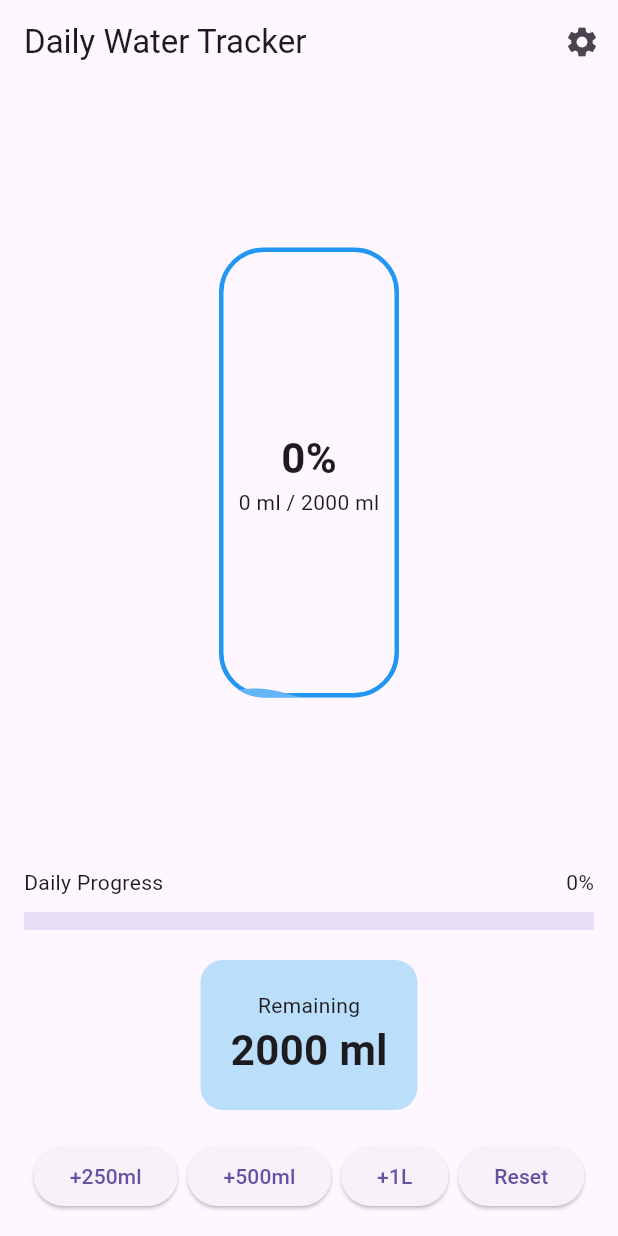
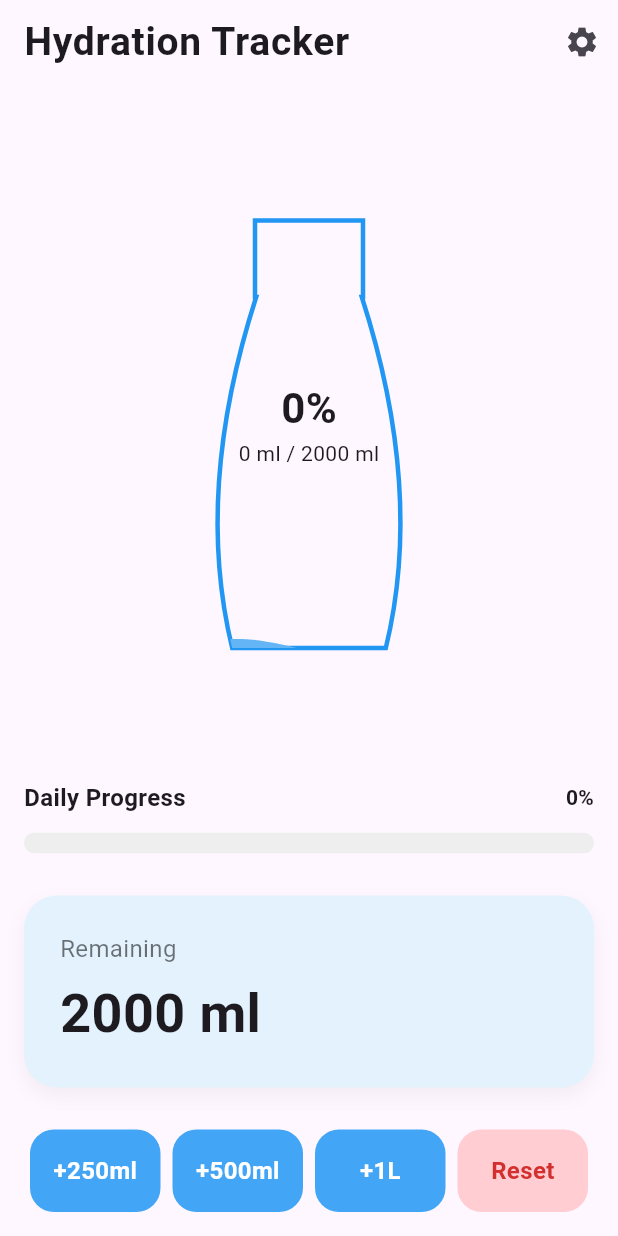
Before and after one commit to yxshxsmv/Daily-Hydration-tracker, a Flutter app: the screen it shows after launch, after a tap on "2000 ml", on a phone screen of 412 x 824 dp. Run offline on Flutter 3.47's test engine with Material 3 defaults, Android fonts, the phone set to English and light mode, and no system bars; our stand-ins replace shared_preferences.

Commit message:
improved ui and functional settings

```diff
--- a/lib/main.dart
+++ b/lib/main.dart
@@ -23,18 +23,34 @@ class MyApp extends StatelessWidget {
   @override
   Widget build(BuildContext context) {
 
+    return FutureBuilder(
+      future: SharedPreferences.getInstance(),
+      builder: (context, snapshot) {
+
+        if (!snapshot.hasData) {
+          return const SizedBox();
+        }
+
+        final prefs = snapshot.data!;
+        bool darkMode = prefs.getBool("darkMode") ?? false;
+
         return MaterialApp(
 
           debugShowCheckedModeBanner: false,
 
+          theme: ThemeData.light(),
+
+          darkTheme: ThemeData.dark(),
+
+          themeMode:
+          darkMode ? ThemeMode.dark : ThemeMode.light,
+
           home: FutureBuilder(
-
             future: goalExists(),
-
             builder: (context, snapshot) {
 
               if (!snapshot.hasData) {
-            return Scaffold(
+                return const Scaffold(
                   body: Center(
                     child: CircularProgressIndicator(),
                   ),
@@ -42,15 +58,15 @@ class MyApp extends StatelessWidget {
               }
 
               if (snapshot.data == true) {
-            return HomeScreen();
+                return const HomeScreen();
               }
 
               return GoalScreen();
 
             },
-
           ),
-
+        );
+      },
     );
 
   }
--- a/lib/screens/home_screen.dart
+++ b/lib/screens/home_screen.dart
@@ -1,6 +1,7 @@
 import 'package:shared_preferences/shared_preferences.dart';
 import 'package:flutter/material.dart';
 import '../widgets/bottle_widget.dart';
+import 'settings_screen.dart';
 
 class HomeScreen extends StatefulWidget {
   const HomeScreen({super.key});
@@ -63,14 +64,35 @@ class _HomeScreenState extends State<HomeScreen> {
 
     return Scaffold(
       appBar: AppBar(
-        title: const Text("Daily Water Tracker"),
+        title: const Text(
+          "Hydration Tracker",
+          style: TextStyle(
+            fontWeight: FontWeight.bold,
+            fontSize: 26,
+            letterSpacing: 0.5,
+          ),
+        ),
+        centerTitle: false,
         backgroundColor: Colors.transparent,
         elevation: 0,
         actions: [
           IconButton(
             icon: const Icon(Icons.settings),
-            onPressed: () {},
-          )
+            onPressed: () async {
+
+              final updated = await Navigator.push(
+                context,
+                MaterialPageRoute(
+                  builder: (_) => const SettingsScreen(),
+                ),
+              );
+
+              if (updated == true) {
+                loadSavedData();
+              }
+
+            },
+          ),
         ],
       ),
 
@@ -104,15 +126,15 @@ class _HomeScreenState extends State<HomeScreen> {
           ),
         ),
 
-        const SizedBox(height: 20),
+        const SizedBox(height: 28),
 
         progressBar(progress),
 
-        const SizedBox(height: 20),
+        const SizedBox(height: 28),
 
         remainingCard(),
 
-        const SizedBox(height: 20),
+        const SizedBox(height: 28),
 
         intakeButtons(),
       ],
@@ -158,24 +180,41 @@ class _HomeScreenState extends State<HomeScreen> {
   Widget progressBar(double progress) {
 
     return Column(
+      crossAxisAlignment: CrossAxisAlignment.start,
       children: [
 
         Row(
           mainAxisAlignment: MainAxisAlignment.spaceBetween,
           children: [
 
-            const Text("Daily Progress"),
+            const Text(
+              "Daily Progress",
+              style: TextStyle(
+                fontSize: 16,
+                fontWeight: FontWeight.w600,
+              ),
+            ),
 
-            Text("${(progress * 100).toInt()}%"),
+            Text(
+              "${(progress * 100).toInt()}%",
+              style: const TextStyle(
+                fontWeight: FontWeight.bold,
+              ),
+            ),
 
           ],
         ),
 
-        const SizedBox(height: 10),
+        const SizedBox(height: 12),
 
-        LinearProgressIndicator(
-          value: progress,
-          minHeight: 12,
+        ClipRRect(
+          borderRadius: BorderRadius.circular(10),
+          child: LinearProgressIndicator(
+            value: progress,
+            minHeight: 14,
+            backgroundColor: Colors.grey.shade200,
+            color: Colors.blue.shade400,
+          ),
         ),
 
       ],
@@ -187,20 +226,37 @@ class _HomeScreenState extends State<HomeScreen> {
     int remaining = goal - consumed;
 
     return Container(
-      padding: const EdgeInsets.all(20),
+      width: double.infinity,
+      padding: const EdgeInsets.all(24),
       decoration: BoxDecoration(
-        color: Colors.blue.shade100,
-        borderRadius: BorderRadius.circular(15),
+        color: Colors.blue.shade50,
+        borderRadius: BorderRadius.circular(22),
+        boxShadow: [
+          BoxShadow(
+            color: Colors.black.withOpacity(0.05),
+            blurRadius: 10,
+            offset: const Offset(0, 5),
+          )
+        ],
       ),
       child: Column(
+        crossAxisAlignment: CrossAxisAlignment.start,
         children: [
 
-          const Text("Remaining"),
+          const Text(
+            "Remaining",
+            style: TextStyle(
+              fontSize: 16,
+              color: Colors.black54,
+            ),
+          ),
+
+          const SizedBox(height: 6),
 
           Text(
             "$remaining ml",
             style: const TextStyle(
-              fontSize: 28,
+              fontSize: 36,
               fontWeight: FontWeight.bold,
             ),
           )
@@ -213,31 +269,54 @@ class _HomeScreenState extends State<HomeScreen> {
   Widget intakeButtons() {
 
     return Row(
-      mainAxisAlignment: MainAxisAlignment.spaceEvenly,
+      mainAxisAlignment: MainAxisAlignment.spaceBetween,
       children: [
 
-        ElevatedButton(
-          onPressed: () => addWater(250),
-          child: const Text("+250ml"),
-        ),
-
-        ElevatedButton(
-          onPressed: () => addWater(500),
-          child: const Text("+500ml"),
-        ),
-
-        ElevatedButton(
-          onPressed: () => addWater(1000),
-          child: const Text("+1L"),
-        ),
-
-        ElevatedButton(
-          onPressed: resetWater,
-          child: const Text("Reset"),
-        ),
+        intakeButton("+250ml", () => addWater(250)),
+        intakeButton("+500ml", () => addWater(500)),
+        intakeButton("+1L", () => addWater(1000)),
+        intakeButton("Reset", resetWater, isReset: true),
 
       ],
     );
   }
 
+  Widget intakeButton(
+      String label,
+      VoidCallback onTap,
+      {bool isReset = false}
+      ) {
+
+    return Expanded(
+      child: Padding(
+        padding: const EdgeInsets.symmetric(horizontal: 4),
+        child: GestureDetector(
+          onTap: onTap,
+          child: AnimatedContainer(
+            duration: const Duration(milliseconds: 150),
+            height: 55,
+            decoration: BoxDecoration(
+              color: isReset
+                  ? Colors.red.shade100
+                  : Colors.blue.shade400,
+              borderRadius: BorderRadius.circular(16),
+            ),
+            child: Center(
+              child: Text(
+                label,
+                style: TextStyle(
+                  color: isReset
+                      ? Colors.red.shade700
+                      : Colors.white,
+                  fontWeight: FontWeight.bold,
+                  fontSize: 16,
+                ),
+              ),
+            ),
+          ),
+        ),
+      ),
+    );
+  }
+
 }
--- /dev/null
+++ b/lib/screens/settings_screen.dart
@@ -0,0 +1,92 @@
+import 'package:flutter/material.dart';
+import 'package:shared_preferences/shared_preferences.dart';
+
+class SettingsScreen extends StatefulWidget {
+  const SettingsScreen({super.key});
+
+  @override
+  State<SettingsScreen> createState() => _SettingsScreenState();
+}
+
+class _SettingsScreenState extends State<SettingsScreen> {
+
+  final TextEditingController goalController =
+  TextEditingController();
+
+  bool darkMode = false;
+
+  @override
+  void initState() {
+    super.initState();
+    loadSettings();
+  }
+
+  Future<void> loadSettings() async {
+
+    final prefs = await SharedPreferences.getInstance();
+
+    goalController.text =
+        (prefs.getInt("goal") ?? 2500).toString();
+
+    darkMode = prefs.getBool("darkMode") ?? false;
+
+    setState(() {});
+  }
+
+  Future<void> saveSettings() async {
+
+    final prefs = await SharedPreferences.getInstance();
+
+    await prefs.setInt(
+      "goal",
+      int.parse(goalController.text),
+    );
+
+    await prefs.setBool("darkMode", darkMode);
+
+    Navigator.pop(context, true);
+  }
+
+  @override
+  Widget build(BuildContext context) {
+
+    return Scaffold(
+      appBar: AppBar(title: const Text("Settings")),
+      body: Padding(
+        padding: const EdgeInsets.all(20),
+        child: Column(
+          children: [
+
+            TextField(
+              controller: goalController,
+              keyboardType: TextInputType.number,
+              decoration: const InputDecoration(
+                labelText: "Daily Goal (ml)",
+              ),
+            ),
+
+            const SizedBox(height: 20),
+
+            SwitchListTile(
+              title: const Text("Dark Mode"),
+              value: darkMode,
+              onChanged: (value) {
+                setState(() {
+                  darkMode = value;
+                });
+              },
+            ),
+
+            const SizedBox(height: 20),
+
+            ElevatedButton(
+              onPressed: saveSettings,
+              child: const Text("Save"),
+            )
+
+          ],
+        ),
+      ),
+    );
+  }
+}
--- a/lib/widgets/bottle_widget.dart
+++ b/lib/widgets/bottle_widget.dart
@@ -61,22 +61,15 @@ class _BottleWidgetState extends State<BottleWidget>
         alignment: Alignment.center,
         children: [
 
-          Container(
-            width: 120,
-            height: 300,
-            decoration: BoxDecoration(
-              borderRadius: BorderRadius.circular(30),
-              border: Border.all(
-                color: Colors.blue,
-                width: 3,
-              ),
-            ),
+          CustomPaint(
+            size: const Size(160, 300),
+            painter: BottleOutlinePainter(),
           ),
 
-          ClipRRect(
-            borderRadius: BorderRadius.circular(30),
+          ClipPath(
+            clipper: BottleClipper(),
             child: SizedBox(
-              width: 120,
+              width: 160,
               height: 300,
               child: TweenAnimationBuilder<double>(
                 tween: Tween(end: animatedProgress),
@@ -115,7 +108,11 @@ class _BottleWidgetState extends State<BottleWidget>
                 ),
               ),
 
-              Text("${widget.consumed} ml / ${widget.goal} ml"),
+              FittedBox(
+                child: Text(
+                  "${widget.consumed} ml / ${widget.goal} ml",
+                ),
+              )
 
             ],
           )
@@ -168,3 +165,100 @@ class WavePainter extends CustomPainter {
   @override
   bool shouldRepaint(WavePainter oldDelegate) => true;
 }
+
+class BottleOutlinePainter extends CustomPainter {
+
+  @override
+  void paint(Canvas canvas, Size size) {
+
+    final paint = Paint()
+      ..color = Colors.blue
+      ..style = PaintingStyle.stroke
+      ..strokeWidth = 3;
+
+    final path = Path();
+
+    double center = size.width / 2;
+    double neckWidth = size.width * 0.45;
+    double bodyTop = size.height * 0.22;
+
+    path.moveTo(size.width * 0.18, size.height);
+
+    path.quadraticBezierTo(
+      size.width * 0.02,
+      size.height * 0.65,
+      size.width * 0.28,
+      bodyTop,
+    );
+
+    path.lineTo(center - neckWidth / 2, bodyTop);
+
+    path.lineTo(center - neckWidth / 2, size.height * 0.05);
+
+    path.lineTo(center + neckWidth / 2, size.height * 0.05);
+
+    path.lineTo(center + neckWidth / 2, bodyTop);
+
+    path.lineTo(size.width * 0.72, bodyTop);
+
+    path.quadraticBezierTo(
+      size.width * 0.98,
+      size.height * 0.65,
+      size.width * 0.82,
+      size.height,
+    );
+
+    path.close();
+
+    canvas.drawPath(path, paint);
+  }
+
+  @override
+  bool shouldRepaint(CustomPainter oldDelegate) => false;
+}
+
+class BottleClipper extends CustomClipper<Path> {
+
+  @override
+  Path getClip(Size size) {
+
+    final path = Path();
+
+    double center = size.width / 2;
+    double neckWidth = size.width * 0.45;
+    double bodyTop = size.height * 0.22;
+
+    path.moveTo(size.width * 0.18, size.height);
+
+    path.quadraticBezierTo(
+      size.width * 0.02,
+      size.height * 0.65,
+      size.width * 0.28,
+      bodyTop,
+    );
+
+    path.lineTo(center - neckWidth / 2, bodyTop);
+
+    path.lineTo(center - neckWidth / 2, size.height * 0.05);
+
+    path.lineTo(center + neckWidth / 2, size.height * 0.05);
+
+    path.lineTo(center + neckWidth / 2, bodyTop);
+
+    path.lineTo(size.width * 0.72, bodyTop);
+
+    path.quadraticBezierTo(
+      size.width * 0.98,
+      size.height * 0.65,
+      size.width * 0.82,
+      size.height,
+    );
+
+    path.close();
+
+    return path;
+  }
+
+  @override
+  bool shouldReclip(CustomClipper<Path> oldClipper) => false;
+}
```
Lines whose indentation alone changed are shown as unchanged.
